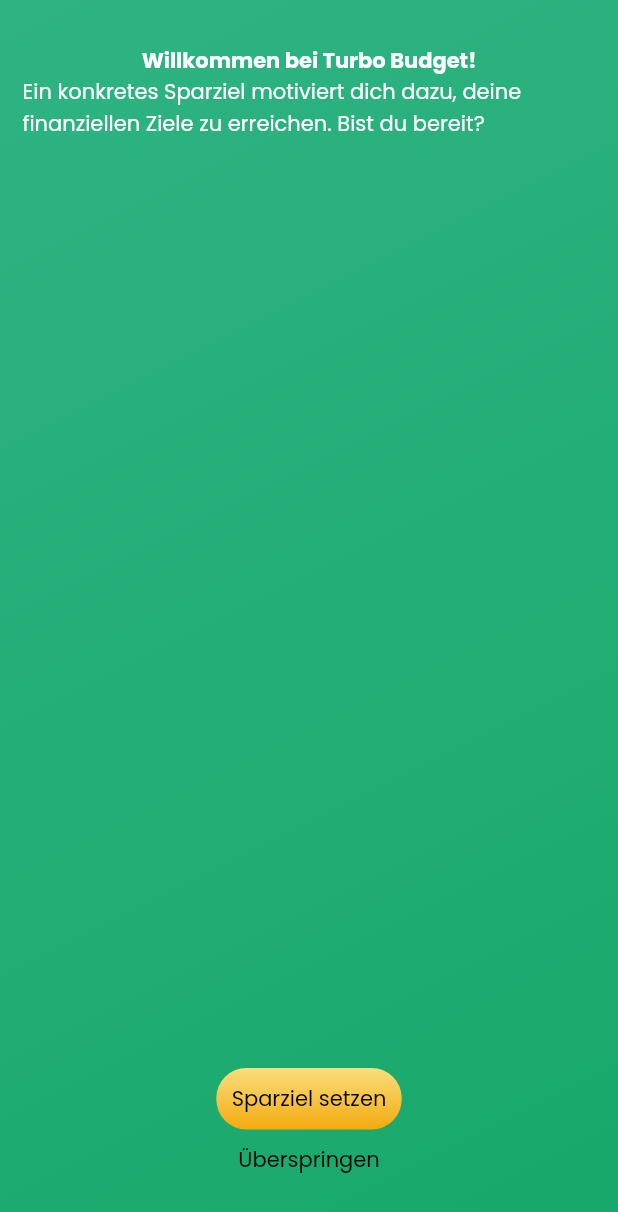
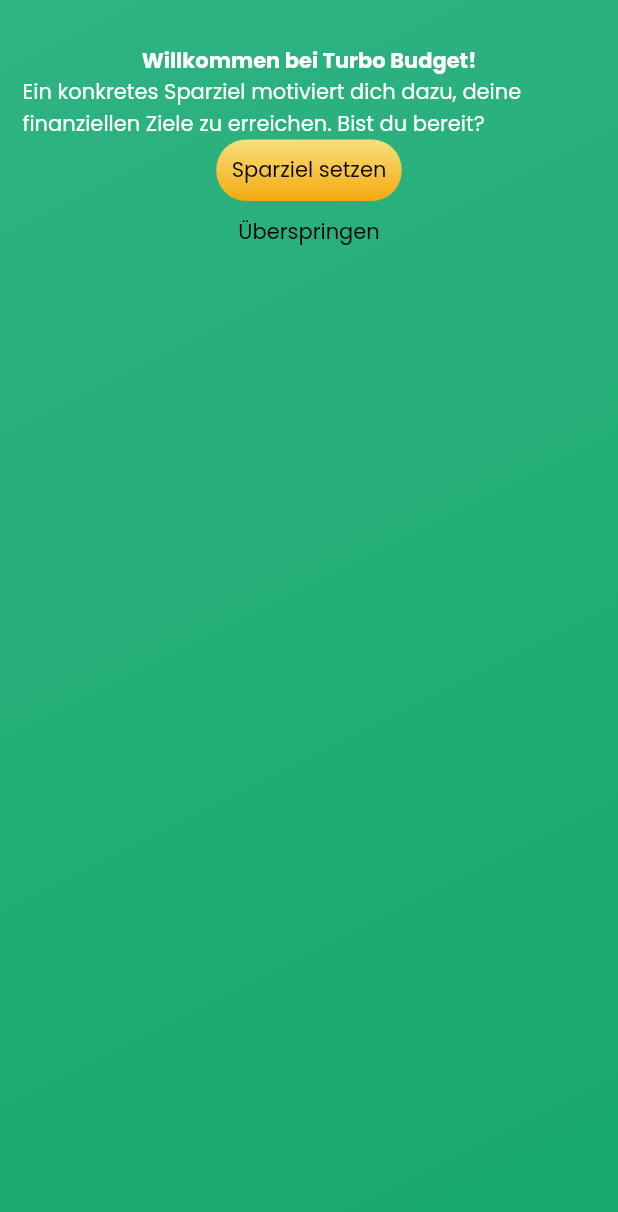
Before and after one commit to TheCoolerDaniel/BudgetApp, a Flutter app: the screen it shows after launch, on a phone screen of 412 x 824 dp. Shown: the top 1212 px of the screen. Run offline on Flutter 3.47's test engine with Material 2 defaults, Android fonts, the phone set to English and light mode, and no system bars.

Commit message:
Implemented content for onboarding views

```diff
--- a/budget_app/lib/main.dart
+++ b/budget_app/lib/main.dart
@@ -2,7 +2,7 @@ import 'package:flutter/material.dart';
 import 'package:budget_app/presentation/helpers/brand_fonts.dart'
     as brand_fonts;
 
-import 'package:budget_app/presentation/pages/onboarding/onboaring_page.dart';
+import 'package:budget_app/presentation/pages/onboarding/onboarding_page.dart';
 
 void main() {
   runApp(const MyApp());
@@ -15,7 +15,7 @@ class MyApp extends StatelessWidget {
   @override
   Widget build(BuildContext context) {
     return MaterialApp(
-      title: 'TurboBudget',
+      title: 'Turbo Budget',
       theme: ThemeData(
         fontFamily: brand_fonts.fontFamilyDefault,
       ),
--- a/budget_app/lib/presentation/helpers/brand_colors.dart
+++ b/budget_app/lib/presentation/helpers/brand_colors.dart
@@ -17,3 +17,4 @@ const borderColor = Color(0xFFAAAAAA);
 const titleDark = Color(0xFF000000);
 const copyDark = Color(0xFF000000);
 const copyLight = Color(0xFFFFFFFF);
+const inactiveColor = Color(0xFFAAAAAA);
--- a/budget_app/lib/presentation/helpers/spacing.dart
+++ b/budget_app/lib/presentation/helpers/constants.dart
@@ -4,3 +4,6 @@ const double buttonOffsetBottom = 30;
 const double paddingSide = 15;
 const double separatorSmall = 15;
 const double separatorMedium = 30;
+
+// RADIUS
+const double borderRadius = 15;
--- a/budget_app/lib/presentation/navigation/home_page.dart
+++ b/budget_app/lib/presentation/navigation/home_page.dart
@@ -3,7 +3,7 @@ import 'package:budget_app/presentation/helpers/brand_colors.dart'
     as brand_colors;
 import 'package:budget_app/presentation/helpers/brand_fonts.dart'
     as brand_fonts;
-import 'package:budget_app/presentation/helpers/spacing.dart' as spacing;
+import 'package:budget_app/presentation/helpers/constants.dart' as constants;
 
 import '../core/custom_app_bar.dart';
 import '../pages/analysis/analysis_view.dart';
--- a/budget_app/lib/presentation/pages/analysis/quick_peak.dart
+++ b/budget_app/lib/presentation/pages/analysis/quick_peak.dart
@@ -3,7 +3,7 @@ import 'package:budget_app/presentation/helpers/brand_colors.dart'
     as brand_colors;
 import 'package:budget_app/presentation/helpers/brand_fonts.dart'
     as brand_fonts;
-import 'package:budget_app/presentation/helpers/spacing.dart' as spacing;
+import 'package:budget_app/presentation/helpers/constants.dart' as constants;
 
 class QuickPeek extends StatelessWidget {
   const QuickPeek({
@@ -19,7 +19,7 @@ class QuickPeek extends StatelessWidget {
       children: [
         Text("Veränderung", style: brand_fonts.titleDark),
         Text("+ CHF ${value - cost}.-", style: brand_fonts.titleDark),
-        SizedBox(height: spacing.separatorSmall),
+        SizedBox(height: constants.separatorSmall),
         Row(
           mainAxisAlignment: MainAxisAlignment.spaceBetween,
           children: [
@@ -38,7 +38,7 @@ class QuickPeek extends StatelessWidget {
           ],
         ),
         SizedBox(
-          height: spacing.separatorMedium,
+          height: constants.separatorMedium,
         ),
         Container(
           height: 2,
--- a/budget_app/lib/presentation/pages/onboarding/onboarding_gradient_view.dart
+++ b/budget_app/lib/presentation/pages/onboarding/onboarding_gradient_view.dart
@@ -4,21 +4,23 @@ import 'package:budget_app/presentation/helpers/brand_colors.dart'
     as brand_colors;
 import 'package:budget_app/presentation/helpers/brand_fonts.dart'
     as brand_fonts;
-import 'package:budget_app/presentation/helpers/spacing.dart' as spacing;
+import 'package:budget_app/presentation/helpers/constants.dart' as constants;
 
 import '../../core/tertiary_button.dart';
 import '../../navigation/home_page.dart';
 
 class OnboardingGradientView extends StatelessWidget {
   final String title;
-  final String description;
-  final VoidCallback continueOnboarding;
+  final String? description;
+  final List<Widget> content;
+  final MainAxisAlignment mainAxisAlignment;
 
   const OnboardingGradientView({
     Key? key,
     required this.title,
-    required this.description,
-    required this.continueOnboarding,
+    this.description,
+    required this.content,
+    this.mainAxisAlignment = MainAxisAlignment.start,
   }) : super(key: key);
 
   @override
@@ -27,10 +29,10 @@ class OnboardingGradientView extends StatelessWidget {
       height: MediaQuery.of(context).size.height,
       width: MediaQuery.of(context).size.width,
       padding: const EdgeInsets.only(
-        top: spacing.appBarOffsetBottom,
-        bottom: spacing.buttonOffsetBottom,
-        left: spacing.paddingSide,
-        right: spacing.paddingSide,
+        top: constants.appBarOffsetBottom,
+        bottom: constants.buttonOffsetBottom,
+        left: constants.paddingSide,
+        right: constants.paddingSide,
       ),
       decoration: const BoxDecoration(
         gradient: LinearGradient(
@@ -41,28 +43,17 @@ class OnboardingGradientView extends StatelessWidget {
       ),
       child: SafeArea(
         child: Column(
+          mainAxisAlignment: mainAxisAlignment,
           children: [
-            const Text("Willkommen bei Turbo Budget!",
-                style: brand_fonts.titleLight),
-            const Text(
-              "Es ist erwiesen, dass ein konkretes Sparziel dazu motiviert, deine finanziellen Ziele zu erreichen. Bist du bereit?",
-              style: brand_fonts.copyLight,
+            Column(
+              children: [
+                Text(title, style: brand_fonts.titleLight),
+                if (description != null)
+                  Text(description!, style: brand_fonts.copyLight),
+              ],
             ),
-            const Expanded(child: SizedBox()),
-            PrimaryButton(
-              text: "Sparziel setzen",
-              onPressed: continueOnboarding,
-            ),
-            TertiaryButton(
-              text: "Überspringen",
-              onPressed: () {
-                Navigator.push(
-                  context,
-                  MaterialPageRoute(
-                    builder: (context) => const HomePage(),
-                  ),
-                );
-              },
+            Column(
+              children: content,
             ),
           ],
         ),
--- a/budget_app/lib/presentation/pages/onboarding/onboaring_page.dart
+++ b/budget_app/lib/presentation/pages/onboarding/onboarding_page.dart
@@ -8,7 +8,7 @@ import 'package:budget_app/presentation/helpers/brand_colors.dart'
     as brand_colors;
 import 'package:budget_app/presentation/helpers/brand_fonts.dart'
     as brand_fonts;
-import 'package:budget_app/presentation/helpers/spacing.dart' as spacing;
+import 'package:budget_app/presentation/helpers/constants.dart' as constants;
 
 import '../../core/tertiary_button.dart';
 
@@ -22,7 +22,7 @@ class OnboardingPage extends StatefulWidget {
 class _OnboardingPageState extends State<OnboardingPage> {
   int currentViewIndex = 0;
 
-  Widget GetCurrentView(int viewIndex) {
+  Widget getCurrentView(int viewIndex) {
     switch (viewIndex) {
       case 0:
         return WelcomeView(
@@ -35,25 +35,32 @@ class _OnboardingPageState extends State<OnboardingPage> {
       case 1:
         return ChooseGoalView(
           continueOnboarding: () {
-            setState(() {});
+            setState(() {
+              currentViewIndex++;
+            });
           },
         );
       case 2:
         return EnterSavingsView(
           continueOnboarding: () {
-            setState(() {});
+            Navigator.push(
+              context,
+              MaterialPageRoute(
+                builder: (context) => const HomePage(),
+              ),
+            );
           },
         );
       default:
         // Should never occur
-        return SizedBox();
+        return const SizedBox();
     }
   }
 
   @override
   Widget build(BuildContext context) {
     return Scaffold(
-      body: GetCurrentView(currentViewIndex),
+      body: getCurrentView(currentViewIndex),
     );
   }
 }
--- a/budget_app/lib/presentation/pages/onboarding/welcome_view.dart
+++ b/budget_app/lib/presentation/pages/onboarding/welcome_view.dart
@@ -4,10 +4,11 @@ import 'package:budget_app/presentation/helpers/brand_colors.dart'
     as brand_colors;
 import 'package:budget_app/presentation/helpers/brand_fonts.dart'
     as brand_fonts;
-import 'package:budget_app/presentation/helpers/spacing.dart' as spacing;
+import 'package:budget_app/presentation/helpers/constants.dart' as constants;
 
 import '../../core/tertiary_button.dart';
 import '../../navigation/home_page.dart';
+import 'onboarding_gradient_view.dart';
 
 class WelcomeView extends StatelessWidget {
   final VoidCallback continueOnboarding;
@@ -19,32 +20,11 @@ class WelcomeView extends StatelessWidget {
 
   @override
   Widget build(BuildContext context) {
-    return Container(
-      height: MediaQuery.of(context).size.height,
-      width: MediaQuery.of(context).size.width,
-      padding: const EdgeInsets.only(
-        top: spacing.appBarOffsetBottom,
-        bottom: spacing.buttonOffsetBottom,
-        left: spacing.paddingSide,
-        right: spacing.paddingSide,
-      ),
-      decoration: const BoxDecoration(
-        gradient: LinearGradient(
-          begin: Alignment.topLeft,
-          end: Alignment.bottomRight,
-          colors: brand_colors.mainGradient,
-        ),
-      ),
-      child: SafeArea(
-        child: Column(
-          children: [
-            const Text("Willkommen bei Turbo Budget!",
-                style: brand_fonts.titleLight),
-            const Text(
+    return OnboardingGradientView(
+      title: "Willkommen bei Turbo Budget!",
+      description:
           "Ein konkretes Sparziel motiviert dich dazu, deine finanziellen Ziele zu erreichen. Bist du bereit?",
-              style: brand_fonts.copyLight,
-            ),
-            const Expanded(child: SizedBox()),
+      content: [
         PrimaryButton(
           text: "Sparziel setzen",
           onPressed: continueOnboarding,
@@ -61,8 +41,6 @@ class WelcomeView extends StatelessWidget {
           },
         ),
       ],
-        ),
-      ),
     );
   }
 }
--- a/budget_app/lib/presentation/pages/transactions/transactions_add_view.dart
+++ b/budget_app/lib/presentation/pages/transactions/transactions_add_view.dart
@@ -3,7 +3,7 @@ import 'package:budget_app/presentation/helpers/brand_colors.dart'
     as brand_colors;
 import 'package:budget_app/presentation/helpers/brand_fonts.dart'
     as brand_fonts;
-import 'package:budget_app/presentation/helpers/spacing.dart' as spacing;
+import 'package:budget_app/presentation/helpers/constants.dart' as constants;
 import 'package:budget_app/presentation/core/custom_app_bar.dart';
 import 'package:budget_app/presentation/core/primary_button.dart';
 
@@ -22,7 +22,7 @@ class TransactionsAddView extends StatelessWidget {
         width: MediaQuery.of(context).size.width,
         color: brand_colors.backgroundColor,
         padding: const EdgeInsets.only(
-            bottom: spacing.buttonOffsetBottom,
+            bottom: constants.buttonOffsetBottom,
             left: sidePadding,
             right: sidePadding),
         child: Column(
--- a/budget_app/lib/presentation/pages/transactions/transactions_list_view.dart
+++ b/budget_app/lib/presentation/pages/transactions/transactions_list_view.dart
@@ -2,7 +2,7 @@ import 'package:budget_app/presentation/pages/transactions/transactions_add_view
 import 'package:flutter/material.dart';
 import 'package:budget_app/presentation/helpers/brand_colors.dart'
     as brand_colors;
-import 'package:budget_app/presentation/helpers/spacing.dart' as spacing;
+import 'package:budget_app/presentation/helpers/constants.dart' as constants;
 
 import '../../core/primary_button.dart';
 import 'transactions_group.dart';
@@ -49,7 +49,7 @@ class TransactionsListView extends StatelessWidget {
           },
         ),
         SizedBox(
-          height: spacing.buttonOffsetBottom,
+          height: constants.buttonOffsetBottom,
         ),
       ],
     );
```
Also changed, not shown: budget_app/lib/presentation/core/custom_text_field.dart (added, +57 -0 lines), budget_app/lib/presentation/helpers/brand_fonts.dart (+8 -0 lines), budget_app/lib/presentation/pages/analysis/analysis_view.dart (+6 -6 lines), budget_app/lib/presentation/pages/analysis/investment_tile.dart (+4 -4 lines), budget_app/lib/presentation/pages/onboarding/choose_goal_view.dart (+19 -43 lines), budget_app/lib/presentation/pages/onboarding/enter_savings_view.dart (+21 -42 lines), budget_app/lib/presentation/core/customTextField.dart (deleted). Lines whose indentation alone changed are shown as unchanged.
